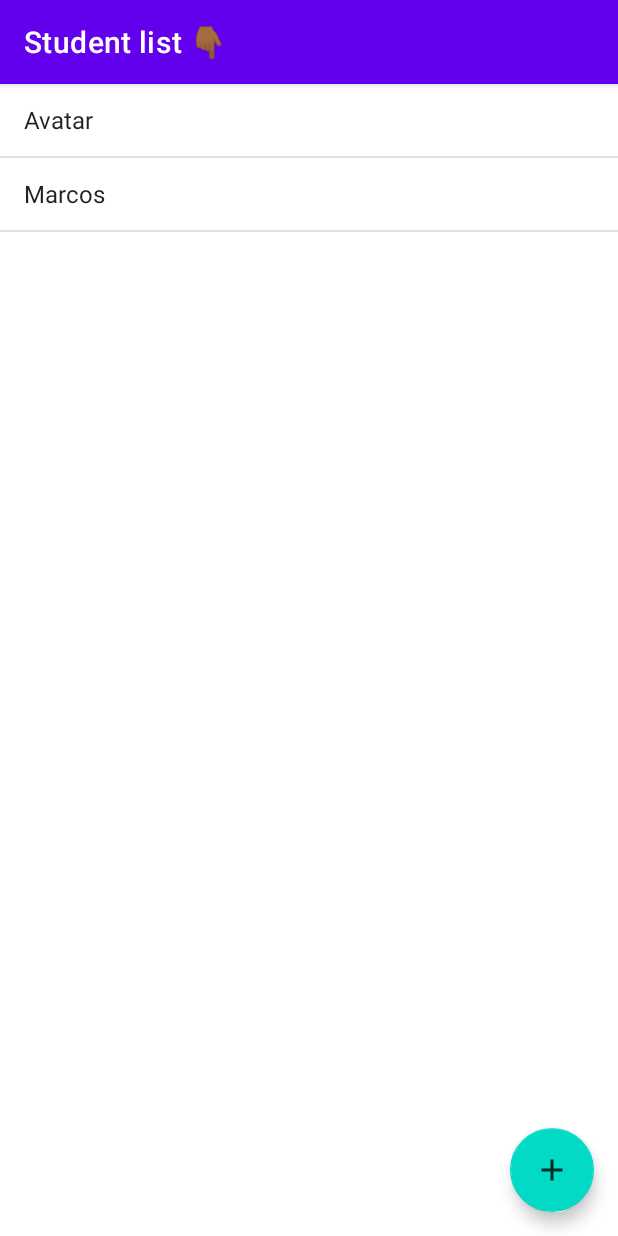
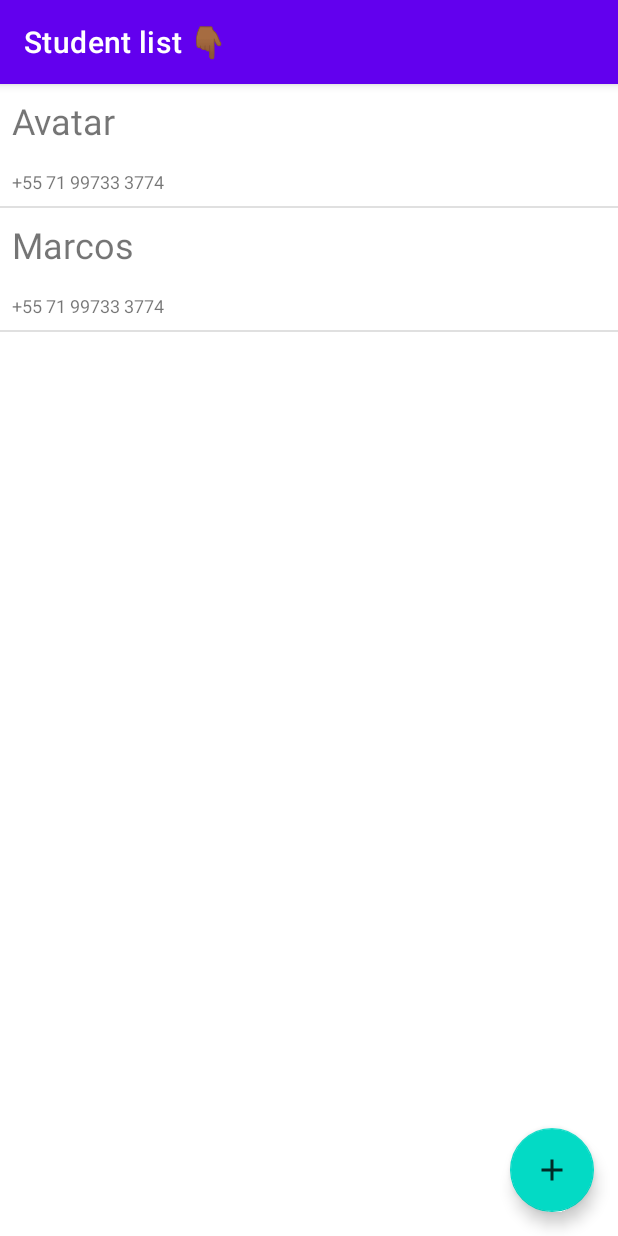
Before and after one commit to avatarrrrr/Schedule, an Android app: the screen it shows after launch (StudentListActivity), on a phone screen of 412 x 824 dp. Run offline under Robolectric (Android 15) with nearby library versions, the phone set to English and light mode, and no system bars.

Commit message:
[feat] class 11

```diff
--- a/app/src/main/java/br/com/alura/schedule/ui/activity/StudentListActivity.java
+++ b/app/src/main/java/br/com/alura/schedule/ui/activity/StudentListActivity.java
@@ -8,7 +8,6 @@ import android.view.ContextMenu;
 import android.view.MenuItem;
 import android.view.View;
 import android.widget.AdapterView;
-import android.widget.ArrayAdapter;
 import android.widget.ListView;
 
 import androidx.annotation.NonNull;
@@ -18,10 +17,11 @@ import androidx.appcompat.app.AppCompatActivity;
 import br.com.alura.schedule.R;
 import br.com.alura.schedule.dao.StudentsDao;
 import br.com.alura.schedule.models.Student;
+import br.com.alura.schedule.ui.adapter.StudentsListAdapter;
 
 public class StudentListActivity extends AppCompatActivity {
     final StudentsDao studentsDAO = new StudentsDao();
-    ArrayAdapter<Student> listViewAdapter = null;
+    private StudentsListAdapter adapter;
 
     @Override
     protected void onCreate(@Nullable Bundle savedInstanceState) {
@@ -44,7 +44,7 @@ public class StudentListActivity extends AppCompatActivity {
     public boolean onContextItemSelected(@NonNull MenuItem item) {
         if (item.getItemId() == R.id.activity_students_list_menu_delete) {
             final AdapterView.AdapterContextMenuInfo menuInfo = (AdapterView.AdapterContextMenuInfo) item.getMenuInfo();
-            deleteItemOnList(listViewAdapter.getItem(menuInfo.position));
+            deleteItemOnList(adapter.getItem(menuInfo.position));
         }
         return super.onContextItemSelected(item);
     }
@@ -61,23 +61,26 @@ public class StudentListActivity extends AppCompatActivity {
     }
 
     private void updateAdapter() {
-        listViewAdapter.clear();
-        listViewAdapter.addAll(studentsDAO.getStudents());
+        adapter.clear();
+        adapter.addAll(studentsDAO.getStudents());
     }
 
     private void configList() {
         final ListView studentsView = findViewById(R.id.activity_students_list_listview);
 
-        listViewAdapter = new ArrayAdapter<>(this, android.R.layout.simple_list_item_1);
-
-        studentsView.setAdapter(listViewAdapter);
+        setAdapter(studentsView);
         setOnItemClickBehavior(studentsView);
         registerForContextMenu(studentsView);
     }
 
+    private void setAdapter(ListView studentsView) {
+        adapter = new StudentsListAdapter(this);
+        studentsView.setAdapter(adapter);
+    }
+
     private void deleteItemOnList(Student student) {
         studentsDAO.delete(student);
-        listViewAdapter.remove(student);
+        adapter.remove(student);
     }
 
     private void setOnItemClickBehavior(ListView studentsView) {
--- /dev/null
+++ b/app/src/main/java/br/com/alura/schedule/ui/adapter/StudentsListAdapter.java
@@ -0,0 +1,69 @@
+package br.com.alura.schedule.ui.adapter;
+
+import android.annotation.SuppressLint;
+import android.content.Context;
+import android.view.LayoutInflater;
+import android.view.View;
+import android.view.ViewGroup;
+import android.widget.BaseAdapter;
+import android.widget.TextView;
+
+import java.util.ArrayList;
+import java.util.List;
+
+import br.com.alura.schedule.R;
+import br.com.alura.schedule.models.Student;
+
+public class StudentsListAdapter extends BaseAdapter {
+
+    final List<Student> students = new ArrayList<>();
+    final private Context context;
+
+    public StudentsListAdapter(Context context) {
+        this.context = context;
+    }
+
+    @Override
+    public int getCount() {
+        return this.students.size();
+    }
+
+    @Override
+    public Student getItem(int position) {
+        return this.students.get(position);
+    }
+
+    @Override
+    public long getItemId(int position) {
+        return this.students.get(position).getIdentifier();
+    }
+
+    @Override
+    public View getView(int position, View convertView, ViewGroup parent) {
+        @SuppressLint("ViewHolder") final View itemStudentLayout = LayoutInflater.from(context).inflate(R.layout.item_student, parent, false);
+        final TextView nameTextView = itemStudentLayout.findViewById(R.id.item_student_name);
+        final TextView telephoneTextView = itemStudentLayout.findViewById(R.id.item_student_telephone);
+        final Student student = this.students.get(position);
+
+        nameTextView.setText(student.getName());
+        telephoneTextView.setText(student.getTelephone());
+
+        return itemStudentLayout;
+
+    }
+
+    public void clear() {
+        this.students.clear();
+        notifyDataSetChanged();
+    }
+
+    public void addAll(List<Student> studentsToAdd) {
+        this.students.addAll(studentsToAdd);
+        notifyDataSetChanged();
+    }
+
+    public void remove(Student student) {
+        this.students.remove(student);
+        notifyDataSetChanged();
+    }
+}
--- /dev/null
+++ b/app/src/main/res/layout/item_student.xml
@@ -0,0 +1,24 @@
+<?xml version="1.0" encoding="utf-8"?>
+<androidx.appcompat.widget.LinearLayoutCompat xmlns:android="http://schemas.android.com/apk/res/android"
+    xmlns:tools="http://schemas.android.com/tools"
+    android:layout_width="match_parent"
+    android:layout_height="match_parent"
+    android:orientation="vertical">
+
+    <TextView
+        android:id="@+id/item_student_name"
+        android:layout_width="match_parent"
+        android:layout_height="wrap_content"
+        android:layout_margin="8dp"
+        android:textSize="24sp"
+        tools:text="Avatar" />
+
+    <TextView
+        android:id="@+id/item_student_telephone"
+        android:layout_width="match_parent"
+        android:layout_height="wrap_content"
+        android:layout_margin="8dp"
+        android:textSize="12sp"
+        tools:text="71 99733 3774" />
+
+</androidx.appcompat.widget.LinearLayoutCompat>
```
